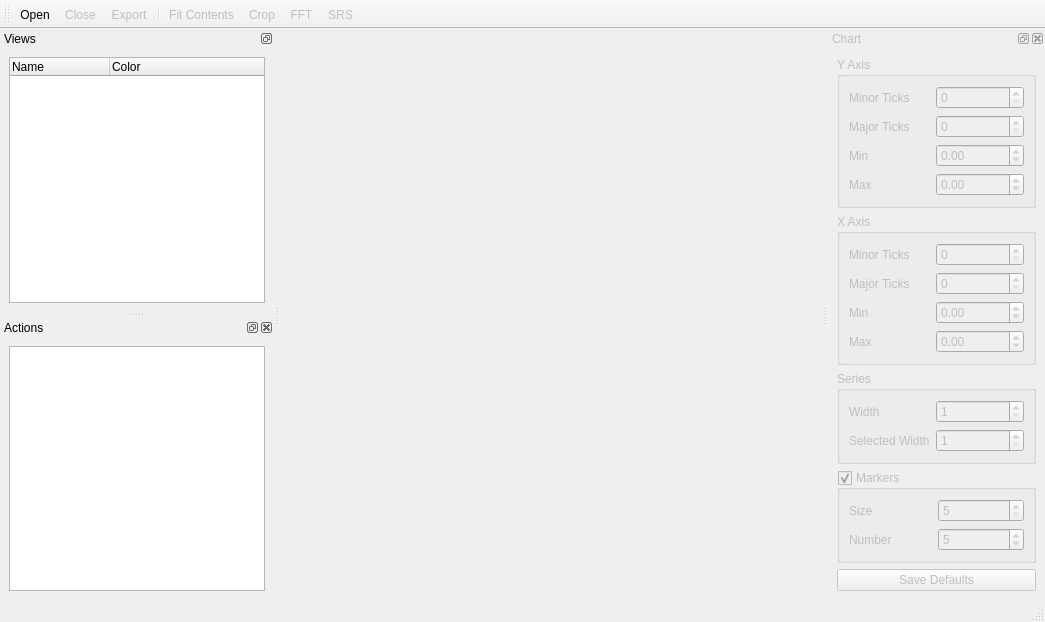
This is designer/mainwindow.ui in RuggedScience/AccelExplorer as Qt 5 draws it before an edit. The edited form follows.
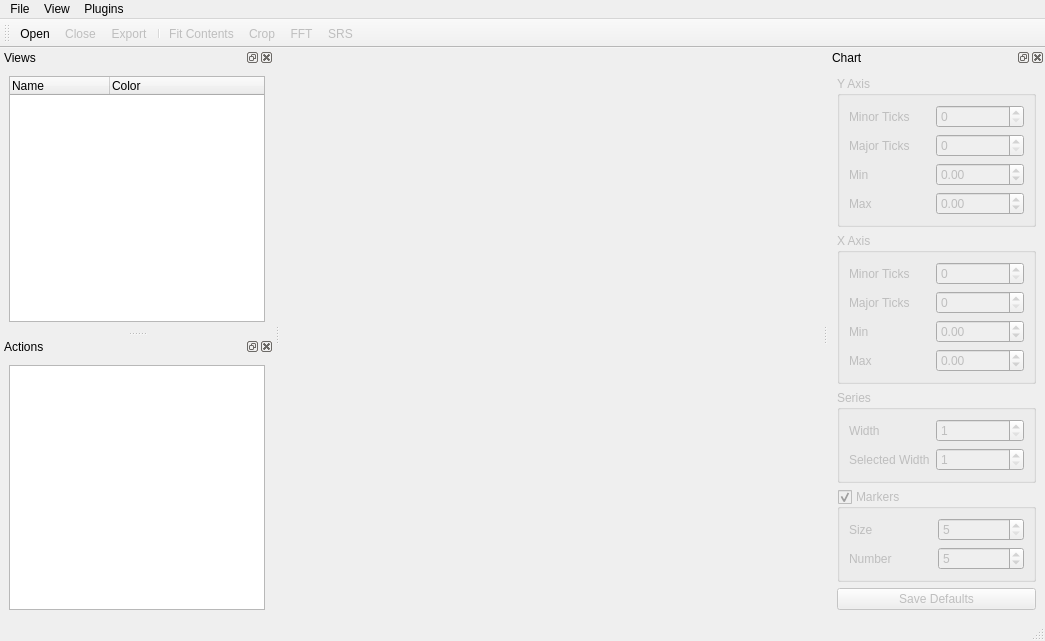
This is the edited form. Icons and pictures are not drawn. Custom widgets are drawn as their Qt base class.

Patch:
```diff
--- a/designer/mainwindow.ui
+++ b/designer/mainwindow.ui
@@ -7,7 +7,7 @@
     <x>0</x>
     <y>0</y>
     <width>1045</width>
-    <height>600</height>
+    <height>607</height>
    </rect>
   </property>
   <property name="acceptDrops">
@@ -30,7 +30,7 @@
   <widget class="QStatusBar" name="statusbar"/>
   <widget class="QDockWidget" name="openFilesDockWidget">
    <property name="features">
-    <set>QDockWidget::DockWidgetFloatable|QDockWidget::DockWidgetMovable</set>
+    <set>QDockWidget::DockWidgetClosable|QDockWidget::DockWidgetFloatable|QDockWidget::DockWidgetMovable</set>
    </property>
    <property name="windowTitle">
     <string>Views</string>
@@ -100,7 +100,7 @@
   </widget>
   <widget class="QDockWidget" name="chartSettingsDockWidget">
    <property name="enabled">
-    <bool>false</bool>
+    <bool>true</bool>
    </property>
    <property name="windowTitle">
     <string>Chart</string>
@@ -108,7 +108,10 @@
    <attribute name="dockWidgetArea">
     <number>2</number>
    </attribute>
-   <widget class="QWidget" name="dockWidgetContents_3">
+   <widget class="QWidget" name="chartSettingsWidget">
+    <property name="enabled">
+     <bool>false</bool>
+    </property>
     <layout class="QVBoxLayout" name="verticalLayout_4">
      <item>
       <widget class="QGroupBox" name="yAxis_group">
@@ -345,6 +348,50 @@
     </layout>
    </widget>
   </widget>
+  <widget class="QMenuBar" name="menuBar">
+   <property name="geometry">
+    <rect>
+     <x>0</x>
+     <y>0</y>
+     <width>1045</width>
+     <height>22</height>
+    </rect>
+   </property>
+   <widget class="QMenu" name="menuFile">
+    <property name="title">
+     <string>File</string>
+    </property>
+    <addaction name="actionOpen"/>
+    <addaction name="actionClose"/>
+    <addaction name="actionExport"/>
+   </widget>
+   <widget class="QMenu" name="menuView">
+    <property name="title">
+     <string>View</string>
+    </property>
+    <addaction name="actionFit_Contents"/>
+   </widget>
+   <widget class="QMenu" name="menuData">
+    <property name="title">
+     <string>Plugins</string>
+    </property>
+    <widget class="QMenu" name="menuViews">
+     <property name="title">
+      <string>Views</string>
+     </property>
+    </widget>
+    <widget class="QMenu" name="menuFilters">
+     <property name="title">
+      <string>Filters</string>
+     </property>
+    </widget>
+    <addaction name="menuViews"/>
+    <addaction name="menuFilters"/>
+   </widget>
+   <addaction name="menuFile"/>
+   <addaction name="menuView"/>
+   <addaction name="menuData"/>
+  </widget>
   <action name="actionOpen">
    <property name="icon">
     <iconset resource="../resources.qrc">
```
Left out of the diff: 2 changed lines with no effect on the pictures.
